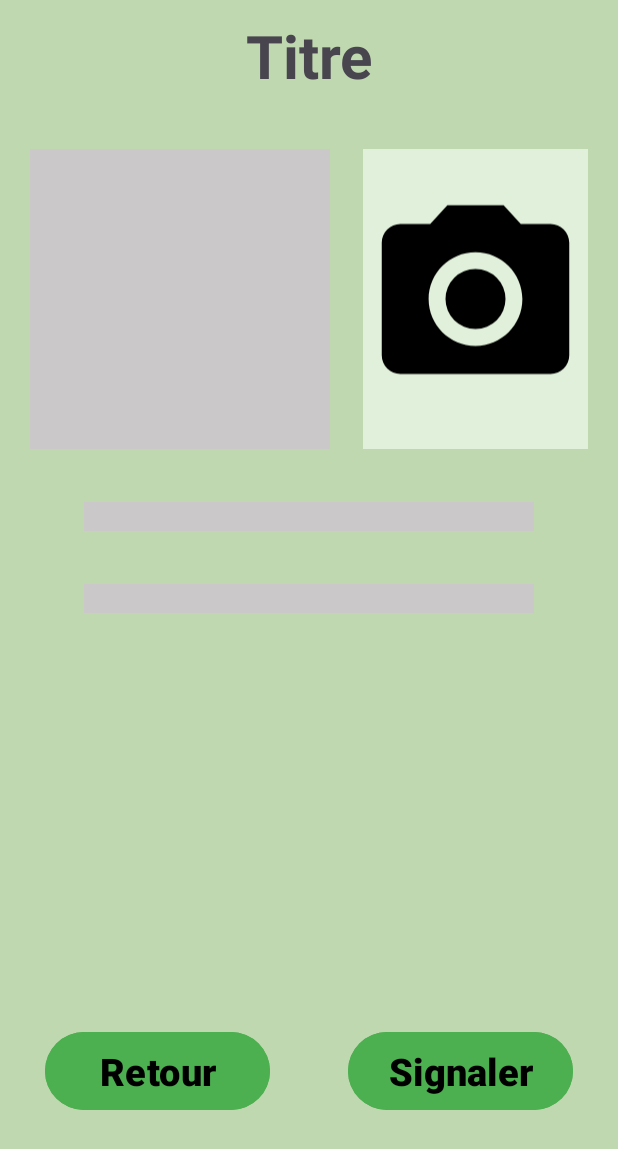
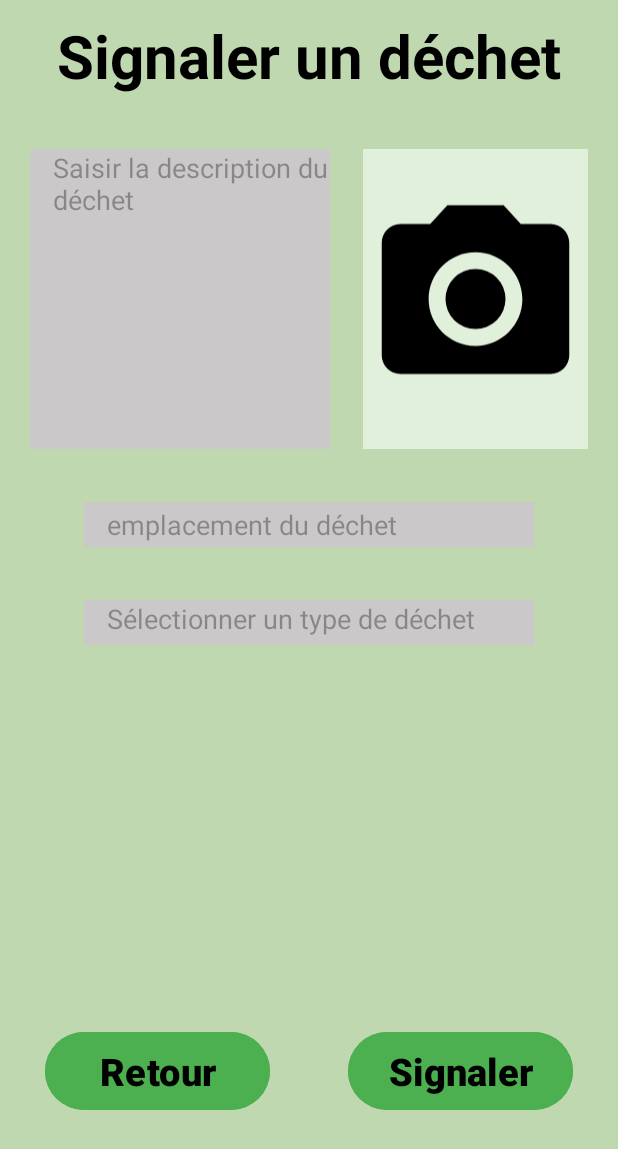
Before and after one commit to deliasTheo/IHM_dechet, an Android app: the ReportingActivity screen opened directly, with no data from a screen before it, on a phone screen of 412 x 824 dp. Shown: the top 1149 px of the screen. Run offline under Robolectric (Android 15) with nearby library versions, the phone set to English and light mode, and no system bars.

Commit message:
page de signalement  améliorée

```diff
--- a/app/src/main/res/layout/activity_reporting.xml
+++ b/app/src/main/res/layout/activity_reporting.xml
@@ -12,7 +12,8 @@
         android:layout_width="wrap_content"
         android:layout_height="wrap_content"
         android:layout_marginTop="10dp"
-        android:text="Titre"
+        android:text="Signaler un déchet"
+        android:textColor="@color/black"
         android:textSize="40dp"
         android:textStyle="bold"
         app:layout_constraintEnd_toEndOf="parent"
@@ -21,18 +22,21 @@
     </TextView>
 
 
-    <TextView
+    <EditText
         android:id="@+id/report_description"
         android:layout_width="200dp"
         android:layout_height="200dp"
         android:layout_marginLeft="20dp"
         android:layout_marginTop="35dp"
         android:background="#CAC8C8"
+        android:textColor="@color/black"
         android:paddingLeft="15dp"
-        android:paddingRight="15dp"
         android:gravity="clip_horizontal"
+        android:hint="Saisir la description du déchet"
+        android:inputType="textMultiLine"
         app:layout_constraintStart_toStartOf="parent"
-        app:layout_constraintTop_toBottomOf="@+id/titre_report" />
+        app:layout_constraintTop_toBottomOf="@+id/titre_report"
+        />
 
     <fragment
         android:id = "@+id/fragment_picture"
@@ -47,30 +51,38 @@
         app:layout_constraintTop_toBottomOf="@+id/titre_report"
         />
 
-    <TextView
-        android:id="@+id/report_type_dechet"
+    <EditText
+        android:id="@+id/report_waste_position"
         android:layout_width="300dp"
-        android:layout_height="wrap_content"
+        android:layout_height="30dp"
         android:layout_marginTop="35dp"
         android:background="#CAC8C8"
+        android:textColor="@color/black"
         android:paddingLeft="15dp"
+        android:hint="emplacement du déchet"
+        android:inputType="textPostalAddress"
         app:layout_constraintEnd_toEndOf="parent"
         app:layout_constraintStart_toStartOf="parent"
-        app:layout_constraintTop_toBottomOf="@id/report_description" />
+        app:layout_constraintTop_toBottomOf="@id/report_description"
+        />
 
     <TextView
-        android:id="@+id/report_lieu"
+        android:id="@+id/report_waste_type"
         android:layout_width="300dp"
-        android:layout_height="wrap_content"
+        android:layout_height="30dp"
         android:layout_marginTop="35dp"
         android:background="#CAC8C8"
+        android:textColor="@color/black"
+        android:textSize="18dp"
         android:paddingLeft="15dp"
+        android:hint="Sélectionner un type de déchet"
         app:layout_constraintEnd_toEndOf="parent"
         app:layout_constraintStart_toStartOf="parent"
-        app:layout_constraintTop_toBottomOf="@id/report_type_dechet" />
+        app:layout_constraintTop_toBottomOf="@id/report_waste_position"
+        />
 
     <Button
-        android:id="@+id/bouton_importer"
+        android:id="@+id/bouton_signaler"
         android:layout_width="150dp"
         android:layout_height="60dp"
         android:layout_marginRight="30dp"
```
Also changed, not shown: app/src/main/java/edu/polytech/ihmtd2dechet/ReportingActivity.java (+55 -0 lines).
